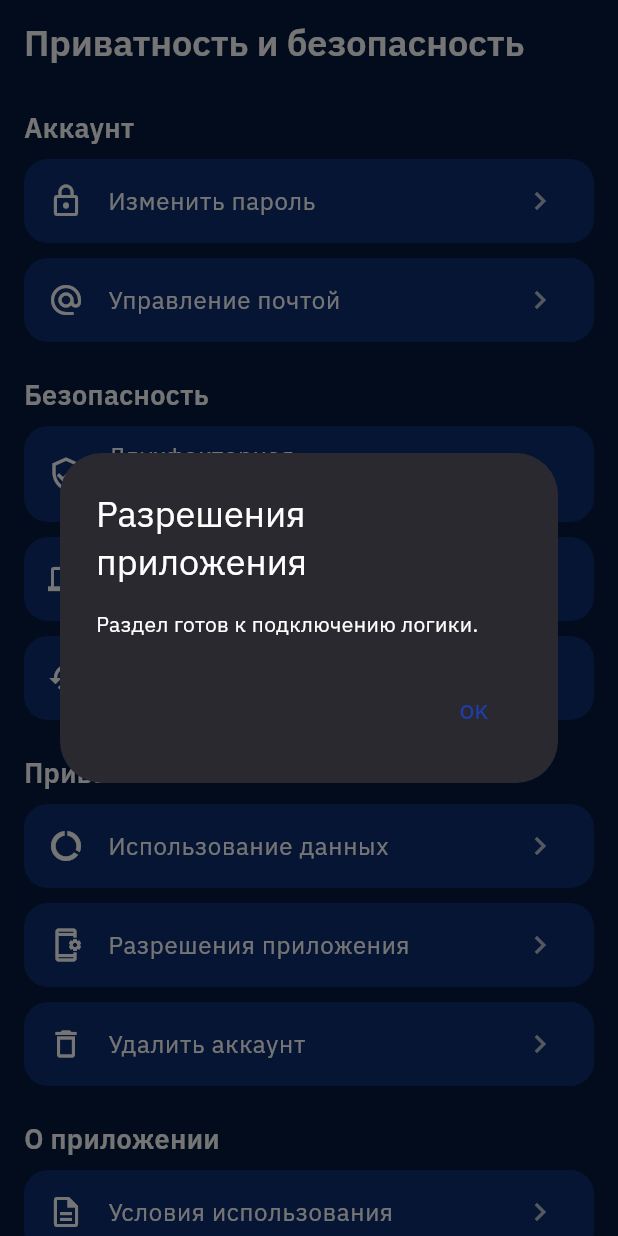
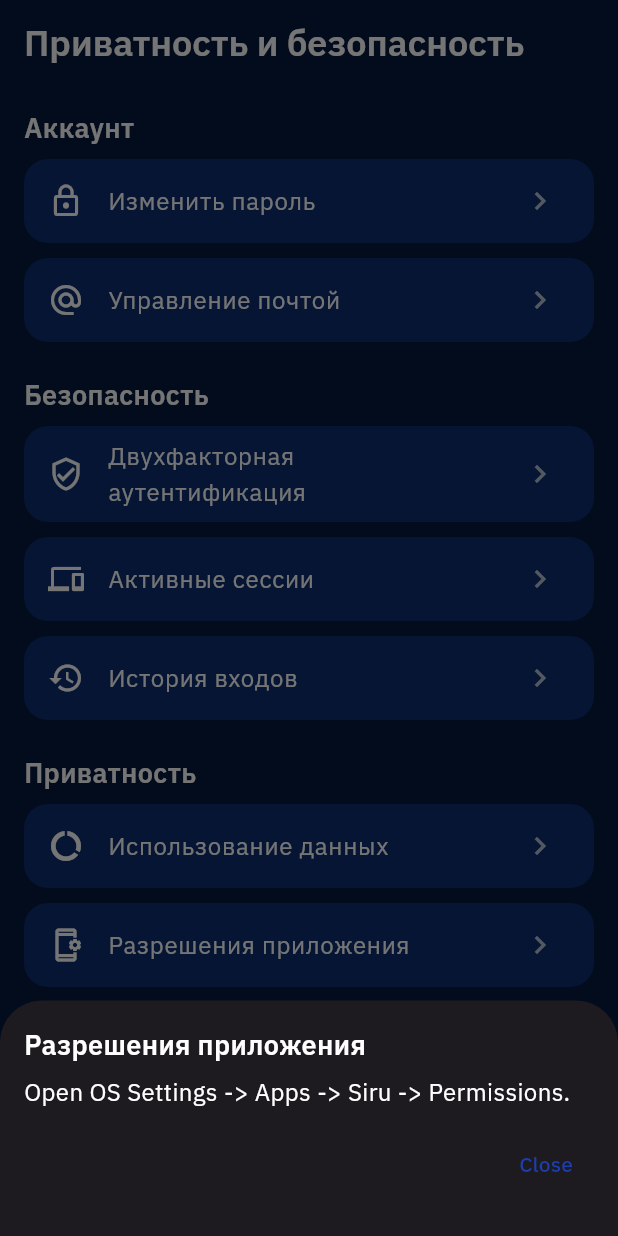
Before and after one commit to 4lala666/siru-app, a Flutter app: the PrivacySecurityPage screen opened by its route, after a tap on "Разрешения приложения", on a phone screen of 412 x 824 dp. Run offline on Flutter 3.47's test engine with Material 3 defaults, Android fonts, the phone set to English and light mode, and no system bars; our stand-ins replace cloud_firestore, firebase_auth, firebase_core, flutter_riverpod, flutter_svg, go_router and 4 more; accounts and stored records are empty; network calls fail; project files that could hold a hidden picture were left out.

Commit message:
feat: privacy & security iteration 1 routes and local screens

```diff
--- a/lib/app_router.dart
+++ b/lib/app_router.dart
@@ -20,6 +20,12 @@ import 'features/modules/presentation/module_topic_page.dart';
 import 'features/onboarding/onboarding_screen.dart';
 import 'features/profile/profile_screen.dart';
 import 'features/profile/presentation/change_password_page.dart';
+import 'features/profile/presentation/privacy_security/active_sessions_page.dart';
+import 'features/profile/presentation/privacy_security/data_usage_page.dart';
+import 'features/profile/presentation/privacy_security/delete_account_page.dart';
+import 'features/profile/presentation/privacy_security/login_history_page.dart';
+import 'features/profile/presentation/privacy_security/manage_email_page.dart';
+import 'features/profile/presentation/privacy_security/two_factor_page.dart';
 import 'features/profile/presentation/privacy_security_page.dart';
 import 'features/profile/presentation/privacy_policy_page.dart';
 import 'features/profile/presentation/terms_of_service_page.dart';
@@ -55,8 +61,23 @@ class AppRouter {
           path: '/change-password',
           builder: (_, __) => const ChangePasswordPage()),
       GoRoute(
-          path: '/privacy-security',
-          builder: (_, __) => const PrivacySecurityPage()),
+        path: '/privacy-security',
+        builder: (_, __) => const PrivacySecurityPage(),
+        routes: <RouteBase>[
+          GoRoute(path: 'email', builder: (_, __) => const ManageEmailPage()),
+          GoRoute(path: '2fa', builder: (_, __) => const TwoFactorPage()),
+          GoRoute(
+              path: 'sessions', builder: (_, __) => const ActiveSessionsPage()),
+          GoRoute(
+              path: 'login-history',
+              builder: (_, __) => const LoginHistoryPage()),
+          GoRoute(
+              path: 'data-usage', builder: (_, __) => const DataUsagePage()),
+          GoRoute(
+              path: 'delete-account',
+              builder: (_, __) => const DeleteAccountPage()),
+        ],
+      ),
       GoRoute(
           path: '/privacy-policy',
           builder: (_, __) => const PrivacyPolicyPage()),
--- a/lib/features/profile/presentation/privacy_security_page.dart
+++ b/lib/features/profile/presentation/privacy_security_page.dart
@@ -10,67 +10,76 @@ class PrivacySecurityPage extends StatelessWidget {
   @override
   Widget build(BuildContext context) {
     final String lang = Localizations.localeOf(context).languageCode;
+
     return Scaffold(
-      appBar: AppBar(
-        title: Text(_t(lang, 'title')),
-      ),
+      appBar: AppBar(title: Text(_t(lang, 'title'))),
       backgroundColor: AppColors.background,
       body: ListView(
         padding: const EdgeInsets.all(16),
         children: <Widget>[
           _SectionTitle(title: _t(lang, 'account')),
           _SettingTile(
+            tileKey: const Key('ps.changePassword'),
             icon: Icons.lock_outline,
             title: _t(lang, 'changePassword'),
             onTap: () => context.push('/change-password'),
           ),
           _SettingTile(
+            tileKey: const Key('ps.manageEmail'),
             icon: Icons.alternate_email,
             title: _t(lang, 'manageEmail'),
-            onTap: () => _showComingSoon(context, _t(lang, 'manageEmail')),
+            onTap: () => context.push('/privacy-security/email'),
           ),
           const SizedBox(height: 12),
           _SectionTitle(title: _t(lang, 'security')),
           _SettingTile(
+            tileKey: const Key('ps.twoFactor'),
             icon: Icons.verified_user_outlined,
             title: _t(lang, 'twoFactor'),
-            onTap: () => _showComingSoon(context, _t(lang, 'twoFactor')),
+            onTap: () => context.push('/privacy-security/2fa'),
           ),
           _SettingTile(
+            tileKey: const Key('ps.activeSessions'),
             icon: Icons.devices_outlined,
             title: _t(lang, 'activeSessions'),
-            onTap: () => _showComingSoon(context, _t(lang, 'activeSessions')),
+            onTap: () => context.push('/privacy-security/sessions'),
           ),
           _SettingTile(
+            tileKey: const Key('ps.loginHistory'),
             icon: Icons.history,
             title: _t(lang, 'loginHistory'),
-            onTap: () => _showComingSoon(context, _t(lang, 'loginHistory')),
+            onTap: () => context.push('/privacy-security/login-history'),
           ),
           const SizedBox(height: 12),
           _SectionTitle(title: _t(lang, 'privacy')),
           _SettingTile(
+            tileKey: const Key('ps.dataUsage'),
             icon: Icons.data_usage_outlined,
             title: _t(lang, 'dataUsage'),
-            onTap: () => _showComingSoon(context, _t(lang, 'dataUsage')),
+            onTap: () => context.push('/privacy-security/data-usage'),
           ),
           _SettingTile(
+            tileKey: const Key('ps.appPermissions'),
             icon: Icons.app_settings_alt_outlined,
             title: _t(lang, 'appPermissions'),
-            onTap: () => _showComingSoon(context, _t(lang, 'appPermissions')),
+            onTap: () => _showAppPermissionsSheet(context, lang),
           ),
           _SettingTile(
+            tileKey: const Key('ps.deleteAccount'),
             icon: Icons.delete_outline,
             title: _t(lang, 'deleteAccount'),
-            onTap: () => _showDeleteAccountDialog(context, lang),
+            onTap: () => context.push('/privacy-security/delete-account'),
           ),
           const SizedBox(height: 12),
           _SectionTitle(title: _t(lang, 'about')),
           _SettingTile(
+            tileKey: const Key('ps.terms'),
             icon: Icons.description_outlined,
             title: _t(lang, 'terms'),
             onTap: () => context.push('/terms-of-service'),
           ),
           _SettingTile(
+            tileKey: const Key('ps.privacyPolicy'),
             icon: Icons.privacy_tip_outlined,
             title: _t(lang, 'privacyPolicy'),
             onTap: () => context.push('/privacy-policy'),
@@ -162,35 +171,32 @@ class PrivacySecurityPage extends StatelessWidget {
     return dict[key]?[lang] ?? dict[key]?['ru'] ?? key;
   }
 
-  void _showComingSoon(BuildContext context, String title) {
-    showDialog<void>(
+  void _showAppPermissionsSheet(BuildContext context, String lang) {
+    showModalBottomSheet<void>(
       context: context,
-      builder: (_) => AlertDialog(
-        title: Text(title),
-        content: const Text('Раздел готов к подключению логики.'),
-        actions: <Widget>[
-          TextButton(
-            onPressed: () => Navigator.of(context).pop(),
-            child: const Text('OK'),
-          ),
-        ],
-      ),
-    );
-  }
-
-  void _showDeleteAccountDialog(BuildContext context, String lang) {
-    showDialog<void>(
-      context: context,
-      builder: (_) => AlertDialog(
-        title: Text(_t(lang, 'deleteAccount')),
-        content: const Text(
-            'Функция удаления аккаунта будет доступна после подтверждения политики безопасности.'),
-        actions: <Widget>[
-          TextButton(
-            onPressed: () => Navigator.of(context).pop(),
-            child: const Text('Понятно'),
-          ),
-        ],
+      builder: (_) => Padding(
+        padding: const EdgeInsets.fromLTRB(16, 16, 16, 24),
+        child: Column(
+          mainAxisSize: MainAxisSize.min,
+          crossAxisAlignment: CrossAxisAlignment.start,
+          children: <Widget>[
+            Text(_t(lang, 'appPermissions'), style: AppTextStyles.cardTitle),
+            const SizedBox(height: 8),
+            Text(
+              'Open OS Settings -> Apps -> Siru -> Permissions.',
+              style: AppTextStyles.body,
+            ),
+            const SizedBox(height: 12),
+            Align(
+              alignment: Alignment.centerRight,
+              child: TextButton(
+                key: const Key('ps.appPermissions.close'),
+                onPressed: () => Navigator.of(context).pop(),
+                child: const Text('Close'),
+              ),
+            ),
+          ],
+        ),
       ),
     );
   }
@@ -215,11 +221,13 @@ class _SettingTile extends StatelessWidget {
     required this.icon,
     required this.title,
     required this.onTap,
+    this.tileKey,
   });
 
   final IconData icon;
   final String title;
   final VoidCallback onTap;
+  final Key? tileKey;
 
   @override
   Widget build(BuildContext context) {
@@ -229,6 +237,7 @@ class _SettingTile extends StatelessWidget {
         color: AppColors.cardBackground,
         borderRadius: BorderRadius.circular(16),
         child: ListTile(
+          key: tileKey,
           shape:
               RoundedRectangleBorder(borderRadius: BorderRadius.circular(16)),
           leading: Icon(icon, color: AppColors.text),
```
Also changed, not shown: lib/features/profile/presentation/privacy_security/active_sessions_page.dart (added, +84 -0 lines), lib/features/profile/presentation/privacy_security/data_usage_page.dart (added, +77 -0 lines), lib/features/profile/presentation/privacy_security/delete_account_page.dart (added, +70 -0 lines), lib/features/profile/presentation/privacy_security/login_history_page.dart (added, +61 -0 lines), lib/features/profile/presentation/privacy_security/manage_email_page.dart (added, +116 -0 lines), lib/features/profile/presentation/privacy_security/two_factor_page.dart (added, +50 -0 lines).
